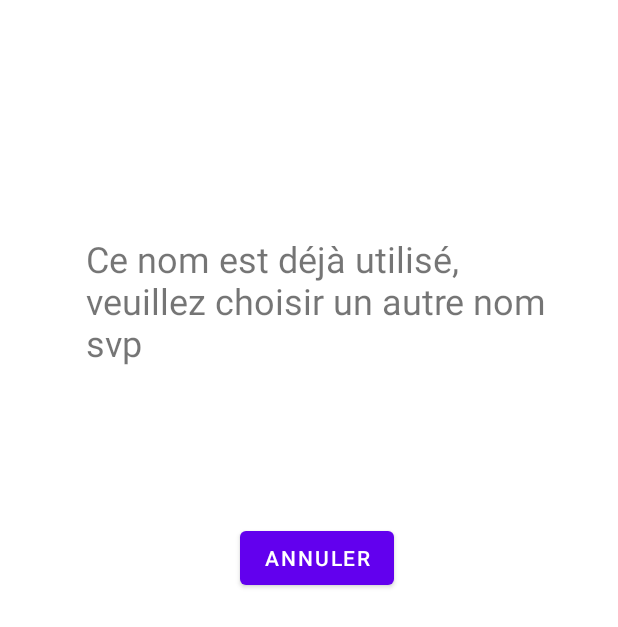
After one commit to HugoThoma/NetworkBT, an Android app: the layout popup_message_name.xml on its own in the app's theme, with its tools: preview values and no code run, on a phone screen of 412 x 824 dp. The commit adds this screen. Shown: the top 627 px of the screen. Run offline under Robolectric (Android 15) with nearby library versions, the phone set to English and light mode, and no system bars.

Commit message:
Verification : nom existant, connexion existante

```diff
--- /dev/null
+++ b/app/src/main/res/layout/popup_message_name.xml
@@ -0,0 +1,37 @@
+<?xml version="1.0" encoding="utf-8"?>
+<androidx.constraintlayout.widget.ConstraintLayout xmlns:android="http://schemas.android.com/apk/res/android"
+
+    xmlns:app="http://schemas.android.com/apk/res-auto"
+    xmlns:tools="http://schemas.android.com/tools"
+    android:layout_width="wrap_content"
+    android:layout_height="wrap_content"
+    android:layout_marginStart="28dp"
+    android:layout_marginTop="124dp">
+
+    <TextView
+        android:id="@+id/message"
+        android:layout_width="308dp"
+        android:layout_height="149dp"
+        android:layout_marginStart="10dp"
+        android:layout_marginTop="32dp"
+        android:layout_marginEnd="10dp"
+        android:text="@string/obj_message"
+        android:textSize="24sp"
+        app:layout_constraintEnd_toEndOf="parent"
+        app:layout_constraintStart_toStartOf="parent"
+        app:layout_constraintTop_toTopOf="parent" />
+
+    <Button
+        android:id="@+id/Btn_cancel"
+        android:layout_width="wrap_content"
+        android:layout_height="wrap_content"
+        android:layout_marginStart="132dp"
+        android:layout_marginTop="224dp"
+        android:layout_marginEnd="132dp"
+        android:text="@string/cancel"
+        app:layout_constraintEnd_toEndOf="parent"
+        app:layout_constraintStart_toStartOf="parent"
+        app:layout_constraintTop_toTopOf="parent" />
+
+
+</androidx.constraintlayout.widget.ConstraintLayout>
--- a/app/src/main/res/menu/activity_main_menu.xml
+++ b/app/src/main/res/menu/activity_main_menu.xml
@@ -17,9 +17,6 @@
                 android:title="@string/Mod_Cnx" />
         </menu>
     </item>
-    <item
-        android:id="@+id/reini"
-        android:title="@string/Reini" />
     <item
         android:id="@+id/sauver"
         android:title="@string/save" />
@@ -41,5 +38,8 @@
     <item
         android:id="@+id/mail"
         android:title="@string/mail" />
+    <item
+        android:id="@+id/reini"
+        android:title="@string/Reini" />
 
 </menu>
--- a/app/src/main/res/values/strings.xml
+++ b/app/src/main/res/values/strings.xml
@@ -28,6 +28,8 @@
     <string name="pink">Magenta</string>
     <string name="black">Noir</string>
 
+    <string name="obj_message">Ce nom est déjà utilisé, veuillez choisir un autre nom svp</string>
+    <string name="obj_messagecnx">Une connexion entre les deux objets exite déjà</string>
 
     <string name="validate">Valider</string>
     <string name="cancel">Annuler</string>
```
Also changed, not shown: app/src/main/java/fr/istic/mob/networkBT/Graph.kt (+4 -4 lines), app/src/main/java/fr/istic/mob/networkBT/GraphView.kt (+68 -4 lines), app/src/main/res/layout/popup_message_cnx.xml (added, +37 -0 lines), 2 other files.
